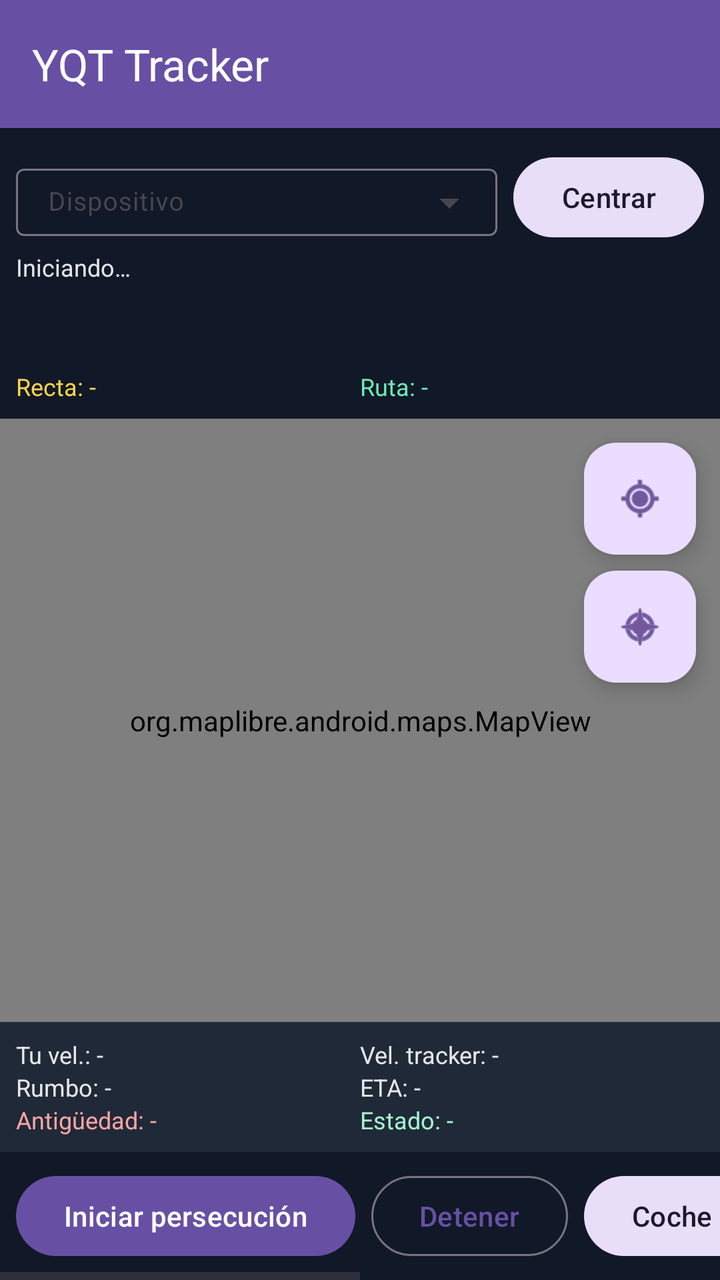
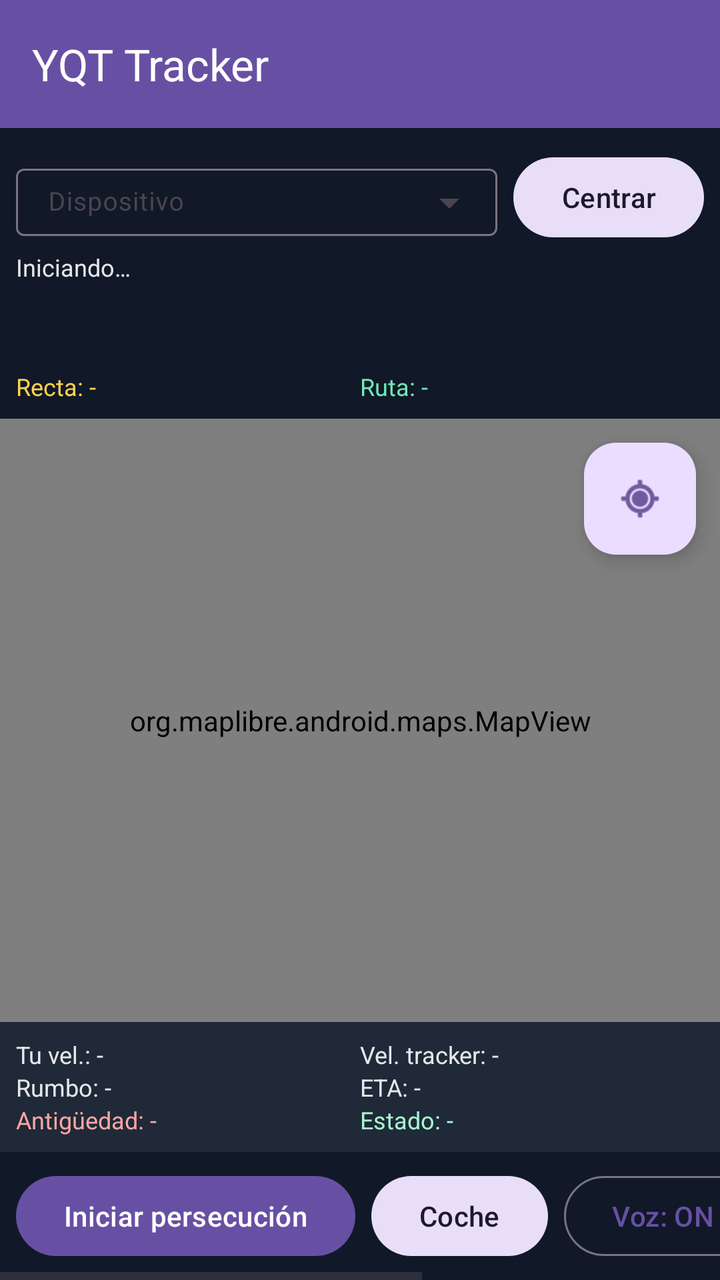

Compare the two renders of this Android layout. The source of the first and the diff that turns it into the second are given below.
<!-- AndroidManifest.xml: application theme Theme.YQTTracker -->
<!-- res/layout/activity_map.xml -->
<?xml version="1.0" encoding="utf-8"?>
<LinearLayout xmlns:android="http://schemas.android.com/apk/res/android"
    xmlns:app="http://schemas.android.com/apk/res-auto"
    android:layout_width="match_parent"
    android:layout_height="match_parent"
    android:orientation="vertical">

    <com.google.android.material.appbar.MaterialToolbar
        android:id="@+id/toolbar"
        android:layout_width="match_parent"
        android:layout_height="wrap_content"
        android:background="?attr/colorPrimary"
        android:theme="@style/ThemeOverlay.Material3.Dark.ActionBar"
        app:title="@string/app_name" />

    <LinearLayout
        android:id="@+id/topPanel"
        android:layout_width="match_parent"
        android:layout_height="wrap_content"
        android:background="#111827"
        android:orientation="vertical"
        android:padding="8dp">

        <LinearLayout
            android:layout_width="match_parent"
            android:layout_height="wrap_content"
            android:orientation="horizontal"
            android:gravity="center_vertical">

            <com.google.android.material.textfield.TextInputLayout
                android:id="@+id/deviceSelectorLayout"
                style="@style/Widget.Material3.TextInputLayout.OutlinedBox.ExposedDropdownMenu"
                android:layout_width="0dp"
                android:layout_height="wrap_content"
                android:layout_weight="1"
                android:hint="Dispositivo"
                app:endIconMode="dropdown_menu">

                <com.google.android.material.textfield.MaterialAutoCompleteTextView
                    android:id="@+id/deviceSelector"
                    android:layout_width="match_parent"
                    android:layout_height="wrap_content"
                    android:inputType="none"
                    android:textColor="#FFFFFF"
                    android:textSize="13sp"
                    android:paddingTop="8dp"
                    android:paddingBottom="8dp" />
            </com.google.android.material.textfield.TextInputLayout>

            <com.google.android.material.button.MaterialButton
                android:id="@+id/centerDeviceButton"
                style="@style/Widget.Material3.Button.TonalButton"
                android:layout_width="wrap_content"
                android:layout_height="wrap_content"
                android:layout_marginStart="8dp"
                android:minWidth="0dp"
                android:text="Centrar" />
        </LinearLayout>

        <TextView
            android:id="@+id/statusText"
            android:layout_width="match_parent"
            android:layout_height="wrap_content"
            android:textColor="#E5E7EB"
            android:textSize="12sp"
            android:text="Iniciando…" />

        <TextView
            android:id="@+id/nextManeuverText"
            android:layout_width="match_parent"
            android:layout_height="wrap_content"
            android:textColor="#FFFFFF"
            android:textSize="16sp"
            android:textStyle="bold"
            android:text=""
            android:paddingTop="2dp" />

        <TextView
            android:id="@+id/routeText"
            android:layout_width="match_parent"
            android:layout_height="wrap_content"
            android:textColor="#93C5FD"
            android:textSize="13sp"
            android:text="" />

        <TextView
            android:id="@+id/navInstructionText"
            android:layout_width="match_parent"
            android:layout_height="wrap_content"
            android:textColor="#D1FAE5"
            android:textSize="13sp"
            android:paddingTop="2dp"
            android:visibility="gone"
            android:text="" />

        <LinearLayout
            android:layout_width="match_parent"
            android:layout_height="wrap_content"
            android:orientation="horizontal"
            android:paddingTop="2dp">

            <TextView
                android:id="@+id/straightDistanceText"
                android:layout_width="0dp"
                android:layout_height="wrap_content"
                android:layout_weight="1"
                android:textColor="#FCD34D"
                android:textSize="12sp"
                android:text="Recta: -" />

            <TextView
                android:id="@+id/routeDistanceText"
                android:layout_width="0dp"
                android:layout_height="wrap_content"
                android:layout_weight="1"
                android:textColor="#6EE7B7"
                android:textSize="12sp"
                android:text="Ruta: -" />
        </LinearLayout>
    </LinearLayout>

    <FrameLayout
        android:layout_width="match_parent"
        android:layout_height="0dp"
        android:layout_weight="1">

        <org.maplibre.android.maps.MapView
            android:id="@+id/map"
            android:layout_width="match_parent"
            android:layout_height="match_parent" />

        <com.google.android.material.floatingactionbutton.FloatingActionButton
            android:id="@+id/myLocationButton"
            android:layout_width="wrap_content"
            android:layout_height="wrap_content"
            android:layout_gravity="top|end"
            android:layout_margin="12dp"
            android:contentDescription="@string/my_location"
            app:srcCompat="@android:drawable/ic_menu_mylocation" />

        <com.google.android.material.floatingactionbutton.FloatingActionButton
            android:id="@+id/recenterButton"
            android:layout_width="wrap_content"
            android:layout_height="wrap_content"
            android:layout_gravity="top|end"
            android:layout_marginTop="76dp"
            android:layout_marginEnd="12dp"
            android:contentDescription="Centrar seguimiento"
            app:srcCompat="@android:drawable/ic_menu_compass" />
    </FrameLayout>

    <LinearLayout
        android:id="@+id/bottomPanel"
        android:layout_width="match_parent"
        android:layout_height="wrap_content"
        android:background="#1F2937"
        android:orientation="vertical"
        android:padding="8dp">

        <LinearLayout
            android:layout_width="match_parent"
            android:layout_height="wrap_content"
            android:orientation="horizontal">

            <TextView
                android:id="@+id/userSpeedText"
                android:layout_width="0dp"
                android:layout_height="wrap_content"
                android:layout_weight="1"
                android:textColor="#E5E7EB"
                android:textSize="12sp"
                android:text="Tu vel.: -" />

            <TextView
                android:id="@+id/trackerSpeedText"
                android:layout_width="0dp"
                android:layout_height="wrap_content"
                android:layout_weight="1"
                android:textColor="#E5E7EB"
                android:textSize="12sp"
                android:text="Vel. tracker: -" />
        </LinearLayout>

        <LinearLayout
            android:layout_width="match_parent"
            android:layout_height="wrap_content"
            android:orientation="horizontal">

            <TextView
                android:id="@+id/trackerHeadingText"
                android:layout_width="0dp"
                android:layout_height="wrap_content"
                android:layout_weight="1"
                android:textColor="#E5E7EB"
                android:textSize="12sp"
                android:text="Rumbo: -" />

            <TextView
                android:id="@+id/etaText"
                android:layout_width="0dp"
                android:layout_height="wrap_content"
                android:layout_weight="1"
                android:textColor="#E5E7EB"
                android:textSize="12sp"
                android:text="ETA: -" />
        </LinearLayout>

        <LinearLayout
            android:layout_width="match_parent"
            android:layout_height="wrap_content"
            android:orientation="horizontal">

            <TextView
                android:id="@+id/lastUpdateAgeText"
                android:layout_width="0dp"
                android:layout_height="wrap_content"
                android:layout_weight="1"
                android:textColor="#FCA5A5"
                android:textSize="12sp"
                android:text="Antigüedad: -" />

            <TextView
                android:id="@+id/connectionStateText"
                android:layout_width="0dp"
                android:layout_height="wrap_content"
                android:layout_weight="1"
                android:textColor="#A7F3D0"
                android:textSize="12sp"
                android:text="Estado: -" />
        </LinearLayout>
    </LinearLayout>

    <HorizontalScrollView
        android:layout_width="match_parent"
        android:layout_height="wrap_content"
        android:fillViewport="true"
        android:background="#111827">

        <LinearLayout
            android:layout_width="wrap_content"
            android:layout_height="wrap_content"
            android:orientation="horizontal"
            android:padding="8dp"
            android:gravity="center_vertical">

            <com.google.android.material.button.MaterialButton
                android:id="@+id/startPursuitButton"
                style="@style/Widget.Material3.Button"
                android:layout_width="wrap_content"
                android:layout_height="wrap_content"
                android:text="Iniciar persecución" />

            <com.google.android.material.button.MaterialButton
                android:id="@+id/stopPursuitButton"
                style="@style/Widget.Material3.Button.OutlinedButton"
                android:layout_width="wrap_content"
                android:layout_height="wrap_content"
                android:layout_marginStart="8dp"
                android:text="Detener" />

            <com.google.android.material.button.MaterialButton
                android:id="@+id/profileButton"
                style="@style/Widget.Material3.Button.TonalButton"
                android:layout_width="wrap_content"
                android:layout_height="wrap_content"
                android:layout_marginStart="8dp"
                android:text="Coche" />

            <com.google.android.material.button.MaterialButton
                android:id="@+id/voiceToggleButton"
                style="@style/Widget.Material3.Button.OutlinedButton"
                android:layout_width="wrap_content"
                android:layout_height="wrap_content"
                android:layout_marginStart="8dp"
                android:text="Voz: ON" />

            <com.google.android.material.button.MaterialButton
                android:id="@+id/followExternalButton"
                style="@style/Widget.Material3.Button.OutlinedButton"
                android:layout_width="wrap_content"
                android:layout_height="wrap_content"
                android:layout_marginStart="8dp"
                android:text="@string/follow_external" />

            <com.google.android.material.button.MaterialButton
                android:id="@+id/followButton"
                style="@style/Widget.Material3.Button.OutlinedButton"
                android:layout_width="wrap_content"
                android:layout_height="wrap_content"
                android:layout_marginStart="8dp"
                android:text="@string/follow"
                android:visibility="gone" />
        </LinearLayout>
    </HorizontalScrollView>

</LinearLayout>
<!-- resources referenced by this layout -->
<resources>
  <string name="app_name">YQT Tracker</string>
  <string name="follow">Perseguir</string>
  <string name="follow_external">Perseguir en Google Maps</string>
  <string name="my_location">Mi ubicación</string>
  <style name="Theme.YQTTracker" parent="Theme.Material3.DayNight.NoActionBar">
          <item name="colorPrimary">@color/purple_500</item>
          <item name="colorSecondary">@color/teal_200</item>
      </style>
  <color name="purple_500">#6750A4</color>
  <color name="teal_200">#03DAC5</color>
</resources>

<!-- the commit's change to res/layout/activity_map.xml (unified diff, before → after) -->
@@ -138,15 +138,15 @@
             android:contentDescription="@string/my_location"
             app:srcCompat="@android:drawable/ic_menu_mylocation" />
 
-        <com.google.android.material.floatingactionbutton.FloatingActionButton
-            android:id="@+id/recenterButton"
+        <com.google.android.material.button.MaterialButton
+            android:id="@+id/recenterNavButton"
+            style="@style/Widget.Material3.Button.TonalButton"
             android:layout_width="wrap_content"
             android:layout_height="wrap_content"
-            android:layout_gravity="top|end"
-            android:layout_marginTop="76dp"
-            android:layout_marginEnd="12dp"
-            android:contentDescription="Centrar seguimiento"
-            app:srcCompat="@android:drawable/ic_menu_compass" />
+            android:layout_gravity="bottom|center_horizontal"
+            android:layout_marginBottom="16dp"
+            android:text="Volver a navegación"
+            android:visibility="gone" />
     </FrameLayout>
 
     <LinearLayout
@@ -251,14 +251,6 @@
                 android:text="Iniciar persecución" />
 
             <com.google.android.material.button.MaterialButton
-                android:id="@+id/stopPursuitButton"
-                style="@style/Widget.Material3.Button.OutlinedButton"
-                android:layout_width="wrap_content"
-                android:layout_height="wrap_content"
-                android:layout_marginStart="8dp"
-                android:text="Detener" />
-
-            <com.google.android.material.button.MaterialButton
                 android:id="@+id/profileButton"
                 style="@style/Widget.Material3.Button.TonalButton"
                 android:layout_width="wrap_content"
